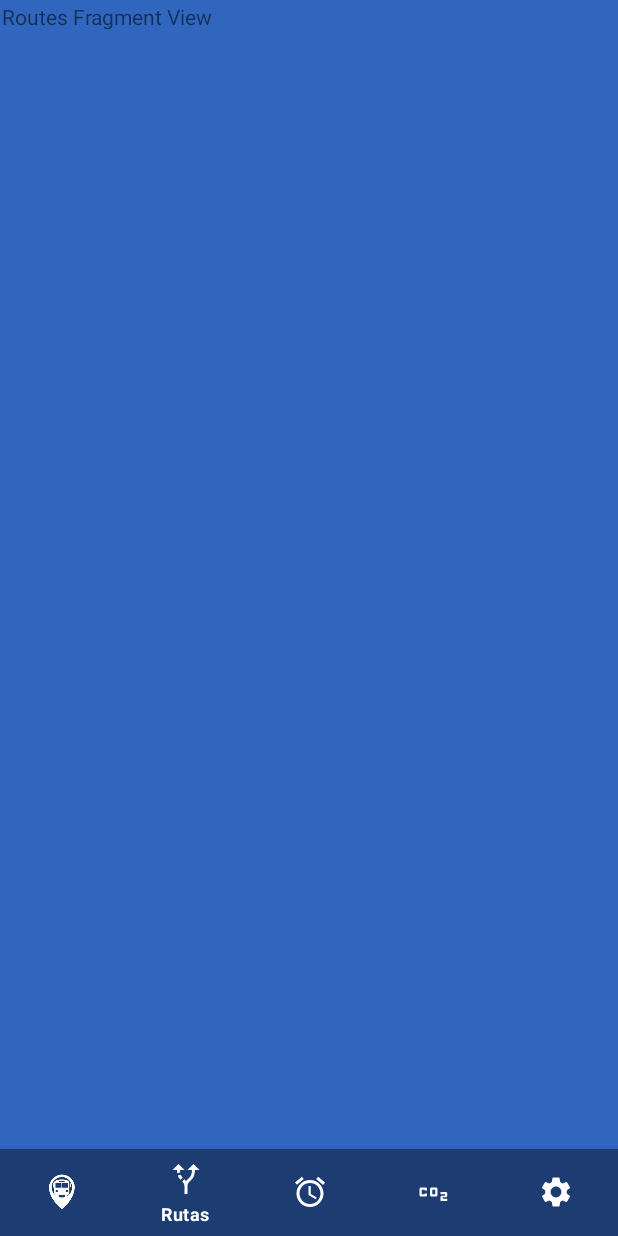
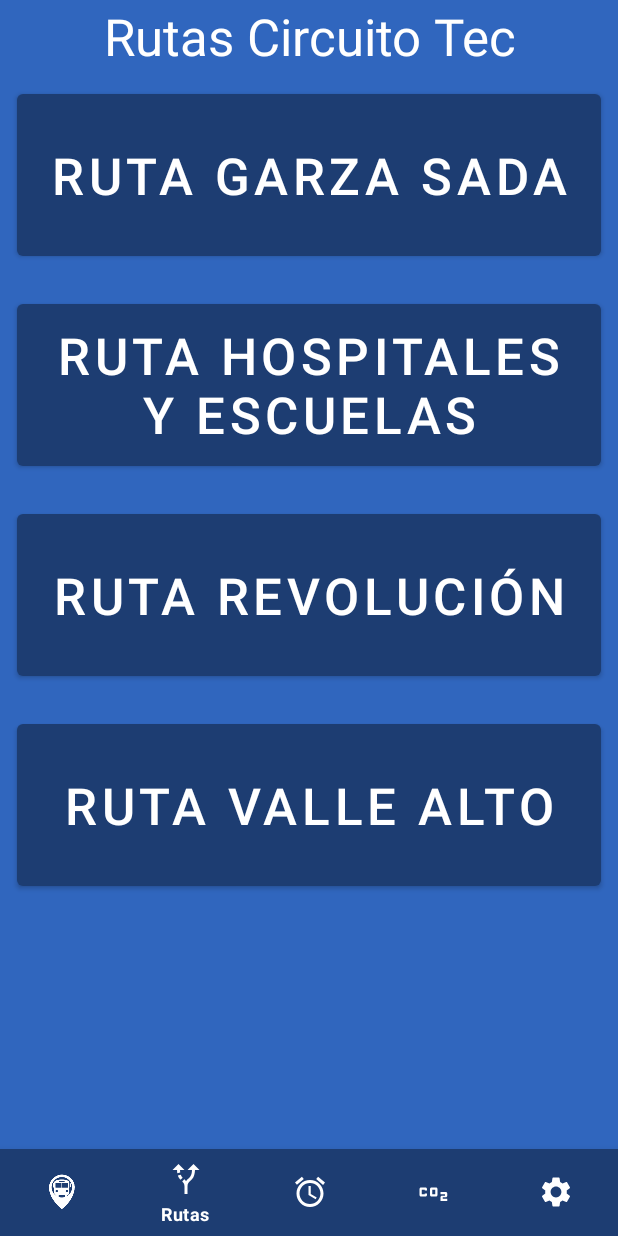
Before and after one commit to ddl29/ElectroBus, an Android app: the RutasFragment screen opened through its navigation route, on a phone screen of 412 x 824 dp. Run offline under Robolectric (Android 15) with nearby library versions, the light colour scheme and no system bars; our stand-ins replace Firebase (no records; nobody signed in at launch, a user with empty details on screens opened directly), navigation-ui.

Commit message:
Costrui el fragment de Rutas

```diff
--- a/app/build.gradle
+++ b/app/build.gradle
@@ -52,6 +52,7 @@ dependencies {
     implementation 'androidx.navigation:navigation-fragment-ktx:2.4.2'
     implementation 'androidx.navigation:navigation-ui-ktx:2.4.2'
     implementation 'androidx.legacy:legacy-support-v4:1.0.0'
+    implementation 'androidx.cardview:cardview:1.0.0'
     testImplementation 'junit:junit:4.13.2'
     androidTestImplementation 'androidx.test.ext:junit:1.1.3'
     androidTestImplementation 'androidx.test.espresso:espresso-core:3.4.0'
--- a/app/src/main/res/layout/fragment_rutas.xml
+++ b/app/src/main/res/layout/fragment_rutas.xml
@@ -1,13 +1,65 @@
 <?xml version="1.0" encoding="utf-8"?>
 <FrameLayout xmlns:android="http://schemas.android.com/apk/res/android"
+    xmlns:app="http://schemas.android.com/apk/res-auto"
     xmlns:tools="http://schemas.android.com/tools"
     android:layout_width="match_parent"
     android:layout_height="match_parent"
     tools:context=".RutasFragment">
 
+    <!--
     <TextView
         android:layout_width="match_parent"
         android:layout_height="match_parent"
         android:text="@string/temporaryRoutes" />
+     -->
+    <LinearLayout
+        android:layout_width="match_parent"
+        android:layout_height="match_parent"
+        android:orientation="vertical">
+
+        <TextView
+            android:id="@+id/Rutas_TextView"
+            android:layout_width="match_parent"
+            android:layout_height="wrap_content"
+            android:text="Rutas Circuito Tec"
+            android:textAlignment="center"
+            android:textColor="@color/white"
+            android:textSize="34sp" />
+
+        <Button
+            android:id="@+id/Ruta_GrazaSada"
+            android:layout_width="match_parent"
+            android:layout_height="120dp"
+            android:layout_margin="10dp"
+            android:text="Ruta Garza Sada"
+            android:textSize="34sp" />
+
+        <Button
+            android:id="@+id/Ruta_Hospitales"
+            android:layout_width="match_parent"
+            android:layout_height="120dp"
+            android:layout_margin="10dp"
+            android:text="Ruta Hospitales y Escuelas"
+            android:textSize="34sp" />
+
+        <Button
+            android:id="@+id/Ruta_Revolucion"
+            android:layout_width="match_parent"
+            android:layout_height="120dp"
+            android:layout_margin="10dp"
+            android:text="Ruta Revolución"
+            android:textSize="34sp" />
+
+        <Button
+            android:id="@+id/Ruta_ValleAlto"
+            android:layout_width="match_parent"
+            android:layout_height="120dp"
+            android:layout_margin="10dp"
+            android:text="Ruta Valle Alto"
+            android:textSize="34sp" />
+    </LinearLayout>
+
+
+
 
 </FrameLayout>
```
